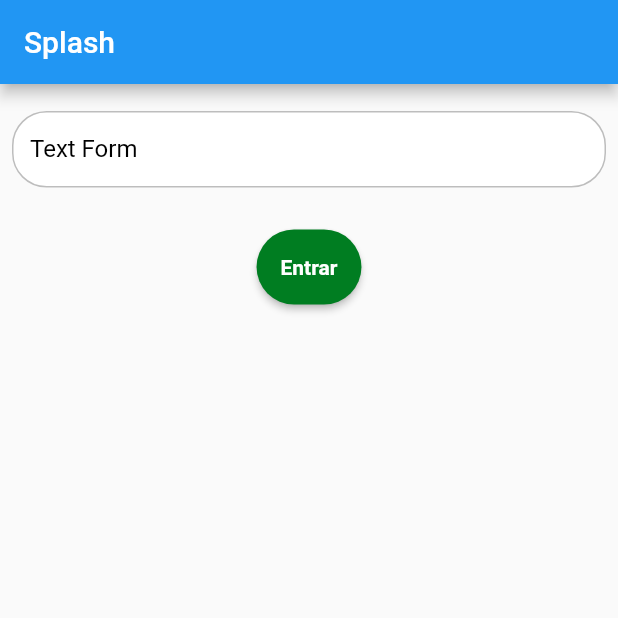
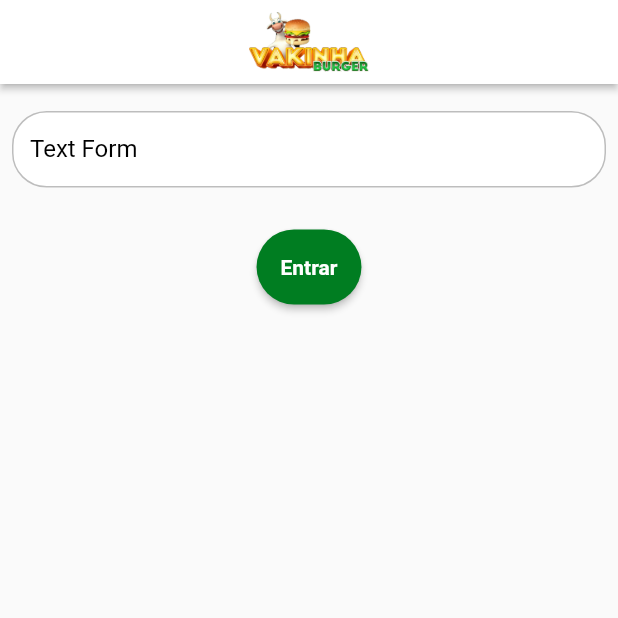
Before and after one commit to Bonom0/vakinha_burger, a Flutter app: the screen it shows after launch, on a phone screen of 412 x 824 dp, the top half of it. Run offline on Flutter 3.47's test engine with Material 3 defaults, Android fonts, the phone set to English and light mode, and no system bars; our stand-ins replace get; Roboto replaces fonts that are missing (mplus1).

Commit message:
Criado AppBar padrão do aplicativo

```diff
--- /dev/null
+++ b/lib/app/core/ui/widgets/vakinha_appbar.dart
@@ -0,0 +1,12 @@
+import 'package:flutter/material.dart';
+
+class VakinhaAppbar extends AppBar {
+  VakinhaAppbar({super.key, double elevation = 2})
+    : super(
+        backgroundColor: Colors.white,
+        elevation: elevation,
+        centerTitle: true,
+        title: Image.asset('assets/images/logo.png', width: 80),
+        iconTheme: const IconThemeData(color: Colors.black),
+      );
+}
--- a/lib/app/modules/splash/splash_page.dart
+++ b/lib/app/modules/splash/splash_page.dart
@@ -1,4 +1,5 @@
 import 'package:flutter/material.dart';
+import 'package:vakinha_burger/app/core/ui/widgets/vakinha_appbar.dart';
 import 'package:vakinha_burger/app/core/ui/widgets/vakinha_button.dart';
 import 'package:vakinha_burger/app/core/ui/widgets/vakinha_textformfield.dart';
 
@@ -8,7 +9,7 @@ class SplashPage extends StatelessWidget {
   @override
   Widget build(BuildContext context) {
     return Scaffold(
-      appBar: AppBar(title: const Text('Splash')),
+      appBar: VakinhaAppbar(),
       body: Column(
         children: [
           const SizedBox(height: 10),
--- a/pubspec.yaml
+++ b/pubspec.yaml
@@ -62,8 +62,8 @@ flutter:
   uses-material-design: true
 
   # To add assets to your application, add an assets section, like this:
-  # assets:
-  #   - images/a_dot_burr.jpeg
+  assets:
+    - assets/images/
   #   - images/a_dot_ham.jpeg
 
   # An image asset can refer to one or more resolution-specific "variants", see
```
Also changed, not shown: assets/images/lanche.png (added), assets/images/logo.png (added), assets/images/logo_rounded.png (added), assets/images/splash_fundo.png (added).
